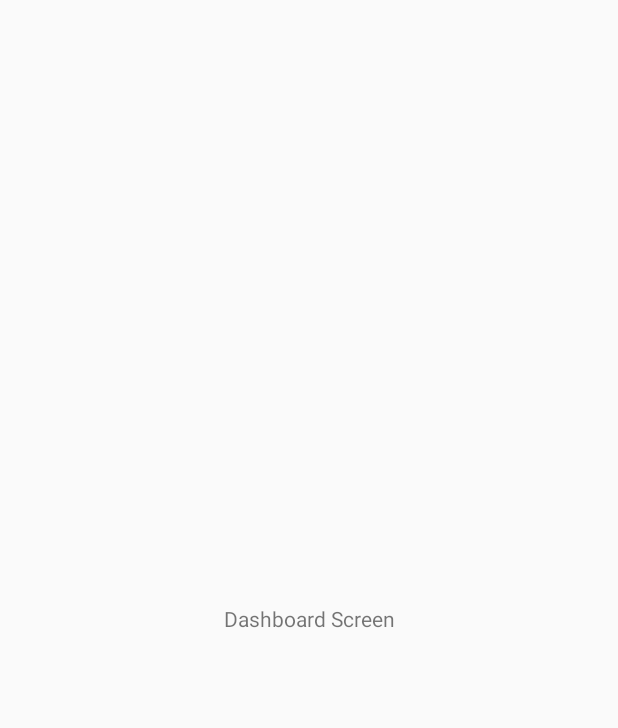
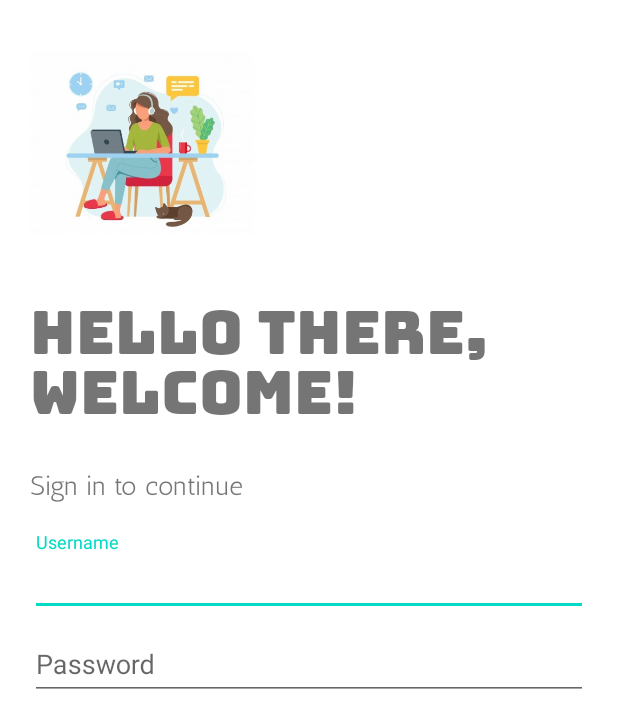
Before and after one commit to MrSavvy98/MADG.17, an Android app: the screen it shows after launch (Dashboard before the commit, login after it), on a phone screen of 412 x 824 dp. Before the commit the part shown is almost empty. Shown: the top 728 px of the screen. Run offline under Robolectric (Android 15) with nearby library versions, the phone set to English and light mode, and no system bars.

Commit message:
half done login page

```diff
--- a/app/build.gradle
+++ b/app/build.gradle
@@ -6,7 +6,7 @@ android {
 
     defaultConfig {
         applicationId "com.example.workfromhome"
-        minSdkVersion 19
+        minSdkVersion 17
         targetSdkVersion 30
         versionCode 1
         versionName "1.0"
@@ -26,8 +26,11 @@ dependencies {
     implementation fileTree(dir: "libs", include: ["*.jar"])
     implementation 'androidx.appcompat:appcompat:1.2.0'
     implementation 'androidx.constraintlayout:constraintlayout:2.0.1'
+    implementation 'com.google.android.material:material:1.2.1'
     testImplementation 'junit:junit:4.12'
     androidTestImplementation 'androidx.test.ext:junit:1.1.2'
     androidTestImplementation 'androidx.test.espresso:espresso-core:3.3.0'
+    implementation 'pl.droidsonroids.gif:android-gif-drawable:1.2.19'
+    implementation 'com.google.android.material:material:1.1.0'
 
 }
--- a/app/src/main/AndroidManifest.xml
+++ b/app/src/main/AndroidManifest.xml
@@ -9,7 +9,8 @@
         android:roundIcon="@mipmap/ic_launcher_round"
         android:supportsRtl="true"
         android:theme="@style/AppTheme">
-        <activity android:name=".Dashboard"></activity>
+        <activity android:name=".login"></activity>
+        <activity android:name=".Dashboard" />
         <activity android:name=".MainActivity">
             <intent-filter>
                 <action android:name="android.intent.action.MAIN" />
--- a/app/src/main/java/com/example/workfromhome/MainActivity.java
+++ b/app/src/main/java/com/example/workfromhome/MainActivity.java
@@ -11,20 +11,22 @@ import android.view.animation.AnimationUtils;
 import android.widget.ImageView;
 import android.widget.TextView;
 
+import pl.droidsonroids.gif.GifImageView;
+
 public class MainActivity extends AppCompatActivity {
 
-    private static int SPLASH_SCREEN = 3000;
+    private static int SPLASH_SCREEN = 7000;
 
     //variables
     Animation topAnim, bottomAnim;
-    ImageView image;
+    GifImageView image;
     TextView logo, slogan;
 
 
     @Override
     protected void onCreate(Bundle savedInstanceState) {
         super.onCreate(savedInstanceState);
-      //  getWindow().setFlags(WindowManager.LayoutParams.FLAG_FULLSCREEN, WindowManager.LayoutParams.FLAG_FULLSCREEN);
+        getWindow().setFlags(WindowManager.LayoutParams.FLAG_FULLSCREEN, WindowManager.LayoutParams.FLAG_FULLSCREEN);
         setContentView(R.layout.activity_main);
 
         //Animation
@@ -34,7 +36,7 @@ public class MainActivity extends AppCompatActivity {
 
         //Hooks
 
-        image = findViewById(R.id.imageView);
+        image = findViewById(R.id.gifImageView3);
         logo = findViewById(R.id.app_name);
         slogan = findViewById(R.id.greet);
 
@@ -45,7 +47,7 @@ public class MainActivity extends AppCompatActivity {
         new Handler().postDelayed(new Runnable() {
             @Override
             public void run() {
-                Intent intent = new Intent(MainActivity.this, Dashboard.class);
+                Intent intent = new Intent(MainActivity.this, login.class);
                 startActivity(intent);
                 finish();
             }
--- /dev/null
+++ b/app/src/main/java/com/example/workfromhome/login.java
@@ -0,0 +1,14 @@
+package com.example.workfromhome;
+
+import androidx.appcompat.app.AppCompatActivity;
+
+import android.os.Bundle;
+
+public class login extends AppCompatActivity {
+
+    @Override
+    protected void onCreate(Bundle savedInstanceState) {
+        super.onCreate(savedInstanceState);
+        setContentView(R.layout.activity_login);
+    }
+}
--- a/app/src/main/res/layout/activity_dashboard.xml
+++ b/app/src/main/res/layout/activity_dashboard.xml
@@ -4,16 +4,18 @@
     xmlns:tools="http://schemas.android.com/tools"
     android:layout_width="match_parent"
     android:layout_height="match_parent"
+    android:background="#FFF8F2"
     tools:context=".Dashboard">
 
-    <TextView
-        android:id="@+id/textView"
-        android:layout_width="wrap_content"
-        android:layout_height="wrap_content"
-        android:text="Dashboard Screen"
+    <pl.droidsonroids.gif.GifImageView
+        android:id="@+id/gifImageView"
+        android:layout_width="0dp"
+        android:layout_height="352dp"
+        android:layout_marginStart="28dp"
+        android:layout_marginEnd="28dp"
+        android:src="@drawable/workfromhomegif"
         app:layout_constraintBottom_toBottomOf="parent"
         app:layout_constraintEnd_toEndOf="parent"
-        app:layout_constraintHorizontal_bias="0.5"
         app:layout_constraintStart_toStartOf="parent"
         app:layout_constraintTop_toTopOf="parent" />
 </androidx.constraintlayout.widget.ConstraintLayout>
--- /dev/null
+++ b/app/src/main/res/layout/activity_login.xml
@@ -0,0 +1,80 @@
+<?xml version="1.0" encoding="utf-8"?>
+<LinearLayout xmlns:android="http://schemas.android.com/apk/res/android"
+    xmlns:app="http://schemas.android.com/apk/res-auto"
+    xmlns:tools="http://schemas.android.com/tools"
+    android:layout_width="match_parent"
+    android:layout_height="match_parent"
+    android:background="#fff"
+    android:orientation="vertical"
+    android:padding="20dp"
+    tools:context=".login">
+
+    <ImageView
+
+        android:id="@+id/logo_image"
+        android:layout_width="150dp"
+        android:layout_height="150dp"
+        android:src="@drawable/work_home_2" />
+
+    <TextView
+        android:id="@+id/logo_name"
+        android:layout_width="wrap_content"
+        android:layout_height="wrap_content"
+        android:fontFamily="@font/bungee"
+        android:text="@string/app_greet"
+        android:textSize="40sp"
+
+
+        />
+
+    <TextView
+
+        android:id="@+id/slogan_name"
+        android:layout_width="wrap_content"
+        android:layout_height="wrap_content"
+        android:fontFamily="@font/antic"
+        android:text="@string/Continue"
+        android:textSize="18sp" />
+
+
+    <LinearLayout
+
+
+        android:layout_width="match_parent"
+        android:layout_height="wrap_content"
+        android:layout_marginTop="20dp"
+        android:layout_marginBottom="20dp"
+        android:orientation="vertical">
+
+        <com.google.android.material.textfield.TextInputLayout
+            android:id="@+id/username"
+            android:layout_width="match_parent"
+            android:layout_height="wrap_content"
+            android:hint="Username">
+            <!--style="@style/Widget.MaterialComponents.TextInputLayout.OutlinedBox"-->
+
+
+            <com.google.android.material.textfield.TextInputEditText
+
+                android:layout_width="match_parent"
+                android:layout_height="wrap_content" />
+
+        </com.google.android.material.textfield.TextInputLayout>
+        <com.google.android.material.textfield.TextInputLayout
+            android:id="@+id/password"
+            android:layout_width="match_parent"
+            android:layout_height="wrap_content"
+            android:hint="Password">
+            <!--style="@style/Widget.MaterialComponents.TextInputLayout.OutlinedBox"-->
+
+
+            <com.google.android.material.textfield.TextInputEditText
+
+                android:layout_width="match_parent"
+                android:layout_height="wrap_content" />
+
+        </com.google.android.material.textfield.TextInputLayout>
+
+    </LinearLayout>
+
+</LinearLayout>
--- a/app/src/main/res/values/strings.xml
+++ b/app/src/main/res/values/strings.xml
@@ -2,6 +2,8 @@
     <string name="app_name">Work From Home</string>
     <string name="name">Work From Home</string>
     <string name="greet">Stay Home Stay Safe</string>
+    <string name="app_greet">Hello there, Welcome!</string>
+    <string name="Continue">Sign in to continue</string>
 
 
 </resources>
--- a/build.gradle
+++ b/build.gradle
@@ -3,6 +3,7 @@ buildscript {
     repositories {
         google()
         jcenter()
+        mavenCentral()
     }
     dependencies {
         classpath "com.android.tools.build:gradle:4.0.1"
@@ -16,6 +17,7 @@ allprojects {
     repositories {
         google()
         jcenter()
+        mavenCentral()
     }
 }
 
```
Also changed, not shown: app/src/main/res/layout/activity_main.xml (+16 -7 lines), app/src/main/res/drawable-hdpi/work_home_2.png (added), app/src/main/res/drawable-mdpi/work_home_2.png (added), app/src/main/res/drawable-tvdpi/work_home_2.png (added), app/src/main/res/drawable-xhdpi/work_home_2.png (added), app/src/main/res/drawable-xxhdpi/work_home_2.png (added), app/src/main/res/drawable-xxxhdpi/work_home_2.png (added), app/src/main/res/font/bungee.ttf (added), 2 other files.
